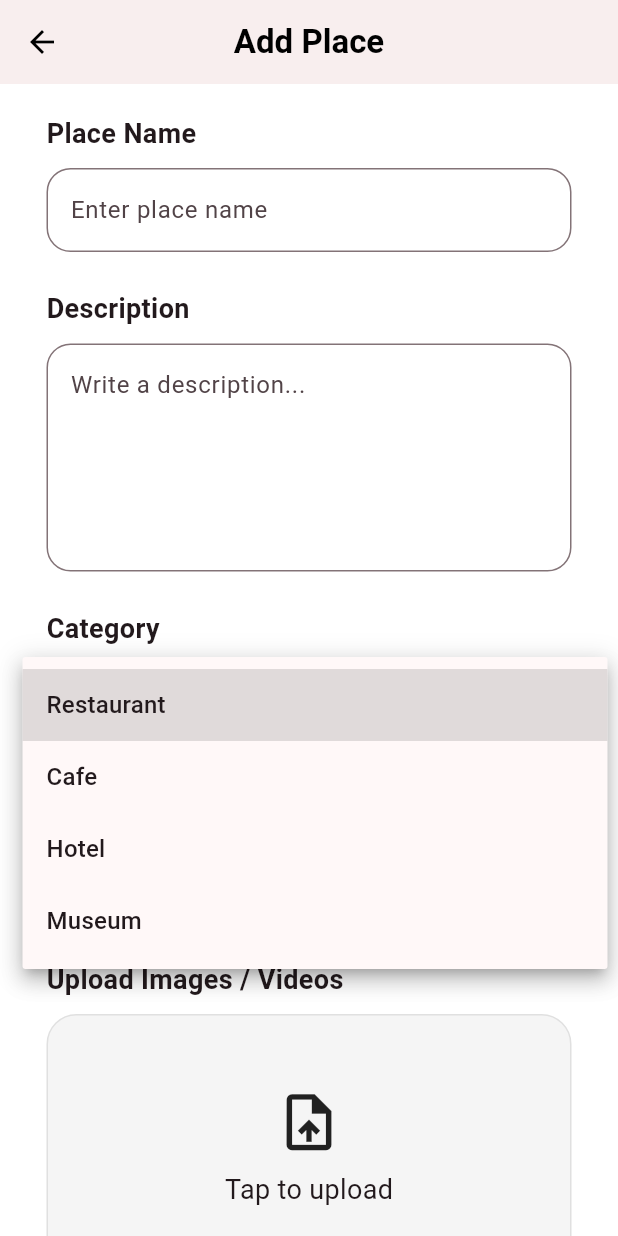
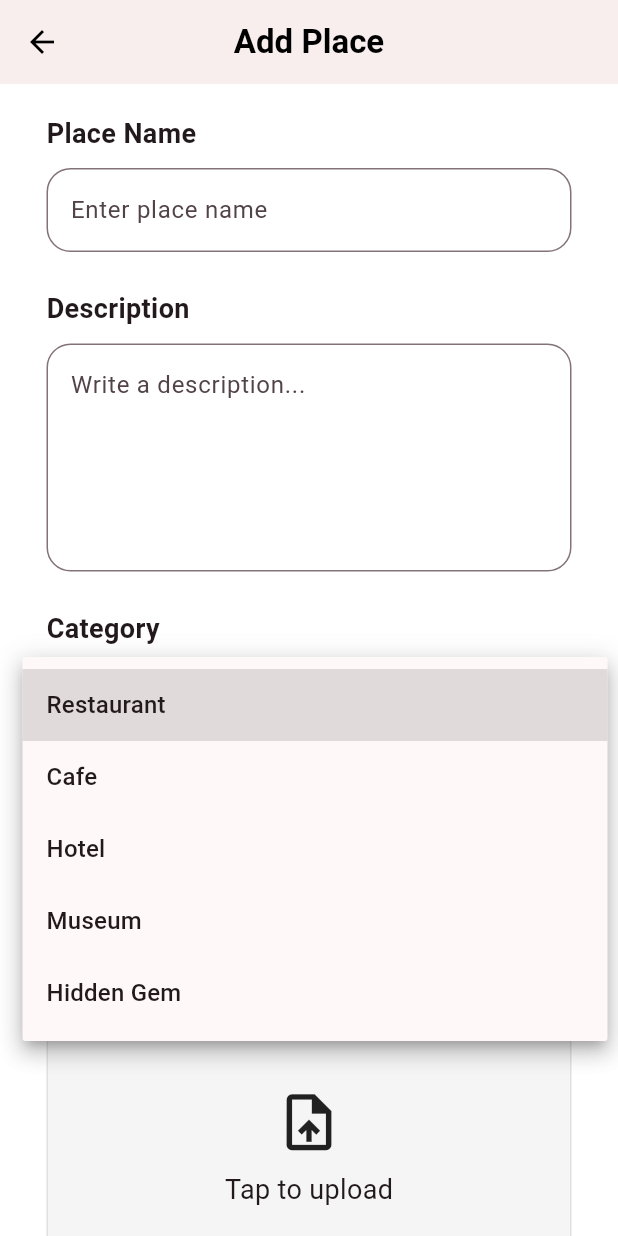
Before and after one commit to kiroreda963/LikeALocal, a Flutter app: the screen it shows after launch, after a tap on "Select category", on a phone screen of 412 x 824 dp. Run offline on Flutter 3.47's test engine with Material 3 defaults, Android fonts, the phone set to English and light mode, and no system bars; our stand-ins replace cloud_firestore, firebase_auth, firebase_core, flutter_map, geolocator, image_picker and 1 more; accounts and stored records are empty; Roboto replaces fonts that are missing (SF Pro Display).

Commit message:
Added real map and image upload to Add Place screen

```diff
--- a/lib/add_place/pages/add_place_page.dart
+++ b/lib/add_place/pages/add_place_page.dart
@@ -1,5 +1,11 @@
+import 'dart:typed_data';
+
 import 'package:flutter/material.dart';
 import 'package:cloud_firestore/cloud_firestore.dart';
+import 'package:image_picker/image_picker.dart';
+import 'package:geolocator/geolocator.dart';
+import 'package:flutter_map/flutter_map.dart';
+import 'package:latlong2/latlong.dart';
 
 class AddPlacePage extends StatefulWidget {
   const AddPlacePage({super.key});
@@ -9,45 +15,120 @@ class AddPlacePage extends StatefulWidget {
 }
 
 class _AddPlacePageState extends State<AddPlacePage> {
-  final TextEditingController placeNameController =
-      TextEditingController();
-
-  final TextEditingController descriptionController =
-      TextEditingController();
+  final TextEditingController placeNameController = TextEditingController();
+  final TextEditingController descriptionController = TextEditingController();
 
   String? selectedCategory;
   String? selectedPriceRange;
 
+  Uint8List? selectedImageBytes;
+  String? selectedImageName;
+
+  double? latitude;
+  double? longitude;
+
+  bool isLoading = false;
+
+  Future<void> pickImage() async {
+    final ImagePicker picker = ImagePicker();
+
+    final XFile? image = await picker.pickImage(source: ImageSource.gallery);
+
+    if (image == null) return;
+
+    final bytes = await image.readAsBytes();
+
+    setState(() {
+      selectedImageBytes = bytes;
+      selectedImageName = image.name;
+    });
+  }
+
+  Future<void> getCurrentLocation() async {
+    bool serviceEnabled;
+    LocationPermission permission;
+
+    serviceEnabled = await Geolocator.isLocationServiceEnabled();
+
+    if (!serviceEnabled) {
+      ScaffoldMessenger.of(context).showSnackBar(
+        const SnackBar(content: Text('Location services are disabled')),
+      );
+      return;
+    }
+
+    permission = await Geolocator.checkPermission();
+
+    if (permission == LocationPermission.denied) {
+      permission = await Geolocator.requestPermission();
+
+      if (permission == LocationPermission.denied) {
+        ScaffoldMessenger.of(context).showSnackBar(
+          const SnackBar(content: Text('Location permission denied')),
+        );
+        return;
+      }
+    }
+
+    if (permission == LocationPermission.deniedForever) {
+      ScaffoldMessenger.of(context).showSnackBar(
+        const SnackBar(
+          content: Text('Location permissions are permanently denied'),
+        ),
+      );
+      return;
+    }
+
+    Position position = await Geolocator.getCurrentPosition(
+      desiredAccuracy: LocationAccuracy.high,
+    );
+
+    setState(() {
+      latitude = position.latitude;
+      longitude = position.longitude;
+    });
+
+    ScaffoldMessenger.of(context).showSnackBar(
+      const SnackBar(content: Text('Location selected successfully')),
+    );
+  }
+
   Future<void> publishPlace() async {
     final placeName = placeNameController.text.trim();
-
     final description = descriptionController.text.trim();
 
     if (placeName.isEmpty ||
         description.isEmpty ||
         selectedCategory == null ||
-        selectedPriceRange == null) {
+        selectedPriceRange == null ||
+        latitude == null ||
+        longitude == null) {
       ScaffoldMessenger.of(context).showSnackBar(
         const SnackBar(
-          content: Text('Please fill all fields'),
+          content: Text('Please fill all fields and choose location'),
         ),
       );
-
       return;
     }
 
+    setState(() {
+      isLoading = true;
+    });
+
+    try {
       await FirebaseFirestore.instance.collection('places').add({
         'placeName': placeName,
         'description': description,
         'category': selectedCategory,
         'priceRange': selectedPriceRange,
+        'imageName': selectedImageName,
+        'latitude': latitude,
+        'longitude': longitude,
         'createdAt': FieldValue.serverTimestamp(),
       });
 
       ScaffoldMessenger.of(context).showSnackBar(
-      const SnackBar(
-        content: Text('Place published successfully'),
-      ),
+        const SnackBar(content: Text('Place published successfully')),
       );
 
       placeNameController.clear();
@@ -56,6 +137,19 @@ class _AddPlacePageState extends State<AddPlacePage> {
       setState(() {
         selectedCategory = null;
         selectedPriceRange = null;
+        selectedImageBytes = null;
+        selectedImageName = null;
+        latitude = null;
+        longitude = null;
+      });
+    } catch (e) {
+      ScaffoldMessenger.of(context).showSnackBar(
+        SnackBar(content: Text('Error publishing place: $e')),
+      );
+    }
+
+    setState(() {
+      isLoading = false;
     });
   }
 
@@ -68,62 +162,46 @@ class _AddPlacePageState extends State<AddPlacePage> {
 
   @override
   Widget build(BuildContext context) {
+    final hasLocation = latitude != null && longitude != null;
+
+    final LatLng mapCenter = hasLocation
+        ? LatLng(latitude!, longitude!)
+        : const LatLng(30.0444, 31.2357); // Cairo default
+
     return Scaffold(
       backgroundColor: Colors.white,
-
       appBar: AppBar(
         backgroundColor: const Color(0xFFF8EEEE),
         elevation: 0,
         centerTitle: true,
-
         leading: IconButton(
-          icon: const Icon(
-            Icons.arrow_back,
-            color: Colors.black,
-          ),
-
+          icon: const Icon(Icons.arrow_back, color: Colors.black),
           onPressed: () {
             Navigator.pop(context);
           },
         ),
-
         title: const Text(
           'Add Place',
-          style: TextStyle(
-            color: Colors.black,
-            fontWeight: FontWeight.w600,
+          style: TextStyle(color: Colors.black, fontWeight: FontWeight.w600),
         ),
       ),
-      ),
-
       body: Center(
         child: SizedBox(
           width: 390,
-
           child: SingleChildScrollView(
             padding: const EdgeInsets.all(20),
-
             child: Column(
               crossAxisAlignment: CrossAxisAlignment.start,
-
               children: [
-                /// PLACE NAME
                 const Text(
                   'Place Name',
-                  style: TextStyle(
-                    fontSize: 18,
-                    fontWeight: FontWeight.w600,
+                  style: TextStyle(fontSize: 18, fontWeight: FontWeight.w600),
                 ),
-                ),
-
                 const SizedBox(height: 10),
-
                 TextField(
                   controller: placeNameController,
-
                   decoration: InputDecoration(
                     hintText: 'Enter place name',
-
                     border: OutlineInputBorder(
                       borderRadius: BorderRadius.circular(16),
                     ),
@@ -132,24 +210,16 @@ class _AddPlacePageState extends State<AddPlacePage> {
 
                 const SizedBox(height: 25),
 
-                /// DESCRIPTION
                 const Text(
                   'Description',
-                  style: TextStyle(
-                    fontSize: 18,
-                    fontWeight: FontWeight.w600,
+                  style: TextStyle(fontSize: 18, fontWeight: FontWeight.w600),
                 ),
-                ),
-
                 const SizedBox(height: 10),
-
                 TextField(
                   controller: descriptionController,
                   maxLines: 5,
-
                   decoration: InputDecoration(
                     hintText: 'Write a description...',
-
                     border: OutlineInputBorder(
                       borderRadius: BorderRadius.circular(16),
                     ),
@@ -158,50 +228,32 @@ class _AddPlacePageState extends State<AddPlacePage> {
 
                 const SizedBox(height: 25),
 
-                /// CATEGORY
                 const Text(
                   'Category',
-                  style: TextStyle(
-                    fontSize: 18,
-                    fontWeight: FontWeight.w600,
+                  style: TextStyle(fontSize: 18, fontWeight: FontWeight.w600),
                 ),
-                ),
-
                 const SizedBox(height: 10),
-
                 DropdownButtonFormField<String>(
                   value: selectedCategory,
-
                   decoration: InputDecoration(
                     border: OutlineInputBorder(
                       borderRadius: BorderRadius.circular(16),
                     ),
                   ),
-
                   hint: const Text('Select category'),
-
                   items: const [
                     DropdownMenuItem(
                       value: 'Restaurant',
                       child: Text('Restaurant'),
                     ),
-
+                    DropdownMenuItem(value: 'Cafe', child: Text('Cafe')),
+                    DropdownMenuItem(value: 'Hotel', child: Text('Hotel')),
+                    DropdownMenuItem(value: 'Museum', child: Text('Museum')),
                     DropdownMenuItem(
-                      value: 'Cafe',
-                      child: Text('Cafe'),
-                    ),
-
-                    DropdownMenuItem(
-                      value: 'Hotel',
-                      child: Text('Hotel'),
-                    ),
-
-                    DropdownMenuItem(
-                      value: 'Museum',
-                      child: Text('Museum'),
+                      value: 'Hidden Gem',
+                      child: Text('Hidden Gem'),
                     ),
                   ],
-
                   onChanged: (value) {
                     setState(() {
                       selectedCategory = value;
@@ -211,45 +263,28 @@ class _AddPlacePageState extends State<AddPlacePage> {
 
                 const SizedBox(height: 25),
 
-                /// PRICE RANGE
                 const Text(
                   'Price Range',
-                  style: TextStyle(
-                    fontSize: 18,
-                    fontWeight: FontWeight.w600,
+                  style: TextStyle(fontSize: 18, fontWeight: FontWeight.w600),
                 ),
-                ),
-
                 const SizedBox(height: 10),
-
                 DropdownButtonFormField<String>(
                   value: selectedPriceRange,
-
                   decoration: InputDecoration(
                     border: OutlineInputBorder(
                       borderRadius: BorderRadius.circular(16),
                     ),
                   ),
-
                   hint: const Text('Select price range'),
-
                   items: const [
+                    DropdownMenuItem(value: '\$', child: Text('\$')),
+                    DropdownMenuItem(value: '\$\$', child: Text('\$\$')),
+                    DropdownMenuItem(value: '\$\$\$', child: Text('\$\$\$')),
                     DropdownMenuItem(
-                      value: '\$',
-                      child: Text('\$'),
-                    ),
-
-                    DropdownMenuItem(
-                      value: '\$\$',
-                      child: Text('\$\$'),
-                    ),
-
-                    DropdownMenuItem(
-                      value: '\$\$\$',
-                      child: Text('\$\$\$'),
+                      value: '\$\$\$\$',
+                      child: Text('\$\$\$\$'),
                     ),
                   ],
-
                   onChanged: (value) {
                     setState(() {
                       selectedPriceRange = value;
@@ -259,111 +294,158 @@ class _AddPlacePageState extends State<AddPlacePage> {
 
                 const SizedBox(height: 25),
 
-                /// UPLOAD
                 const Text(
                   'Upload Images / Videos',
-                  style: TextStyle(
-                    fontSize: 18,
-                    fontWeight: FontWeight.w600,
+                  style: TextStyle(fontSize: 18, fontWeight: FontWeight.w600),
                 ),
-                ),
-
                 const SizedBox(height: 10),
 
-                Container(
+                InkWell(
+                  onTap: pickImage,
+                  child: Container(
                     height: 180,
                     width: double.infinity,
-
                     decoration: BoxDecoration(
-                    border: Border.all(
-                      color: Colors.grey.shade300,
-                    ),
-
+                      border: Border.all(color: Colors.grey.shade300),
                       borderRadius: BorderRadius.circular(20),
-
                       color: Colors.grey.shade100,
                     ),
-
-                  child: const Column(
+                    child: selectedImageBytes == null
+                        ? const Column(
                             mainAxisAlignment: MainAxisAlignment.center,
-
                             children: [
-                      Icon(
-                        Icons.upload_file,
-                        size: 45,
-                      ),
-
+                              Icon(Icons.upload_file, size: 45),
                               SizedBox(height: 10),
-
                               Text(
                                 'Tap to upload',
                                 style: TextStyle(fontSize: 18),
                               ),
                             ],
+                          )
+                        : ClipRRect(
+                            borderRadius: BorderRadius.circular(20),
+                            child: Image.memory(
+                              selectedImageBytes!,
+                              fit: BoxFit.cover,
+                              width: double.infinity,
+                              height: double.infinity,
+                            ),
+                          ),
                   ),
                 ),
 
+                if (selectedImageName != null) ...[
+                  const SizedBox(height: 8),
+                  Text(
+                    selectedImageName!,
+                    style: const TextStyle(fontSize: 14, color: Colors.grey),
+                  ),
+                ],
+
                 const SizedBox(height: 25),
 
-                /// LOCATION
                 const Text(
-                  'Location',
-                  style: TextStyle(
-                    fontSize: 18,
-                    fontWeight: FontWeight.w600,
+                  'Location Picker',
+                  style: TextStyle(fontSize: 18, fontWeight: FontWeight.w600),
+                ),
+                const SizedBox(height: 10),
+
+                ClipRRect(
+                  borderRadius: BorderRadius.circular(20),
+                  child: SizedBox(
+                    height: 220,
+                    width: double.infinity,
+                    child: Stack(
+                      children: [
+                        FlutterMap(
+                          options: MapOptions(
+                            initialCenter: mapCenter,
+                            initialZoom: hasLocation ? 15 : 12,
+                            onTap: (tapPosition, point) {
+                              setState(() {
+                                latitude = point.latitude;
+                                longitude = point.longitude;
+                              });
+
+                              ScaffoldMessenger.of(context).showSnackBar(
+                                const SnackBar(
+                                  content: Text('Location pinned on map'),
+                                ),
+                              );
+                            },
+                          ),
+                          children: [
+                            TileLayer(
+                              urlTemplate:
+                                  'https://tile.openstreetmap.org/{z}/{x}/{y}.png',
+                              userAgentPackageName: 'com.example.likealocal',
+                            ),
+                            if (hasLocation)
+                              MarkerLayer(
+                                markers: [
+                                  Marker(
+                                    point: mapCenter,
+                                    width: 50,
+                                    height: 50,
+                                    child: const Icon(
+                                      Icons.location_on,
+                                      size: 45,
+                                      color: Color(0xFF8A4D61),
                                     ),
                                   ),
-
-                const SizedBox(height: 10),
-
-                Container(
-                  height: 180,
-                  width: double.infinity,
-
-                  decoration: BoxDecoration(
-                    borderRadius: BorderRadius.circular(20),
-
-                    color: Colors.grey.shade200,
+                                ],
+                              ),
+                          ],
                         ),
 
-                  child: const Column(
-                    mainAxisAlignment: MainAxisAlignment.center,
-
-                    children: [
-                      Icon(
-                        Icons.location_on,
-                        size: 45,
+                        Positioned(
+                          top: 10,
+                          right: 10,
+                          child: ElevatedButton.icon(
+                            onPressed: getCurrentLocation,
+                            icon: const Icon(Icons.my_location, size: 18),
+                            label: const Text('Use current'),
+                            style: ElevatedButton.styleFrom(
+                              backgroundColor: Colors.white,
+                              foregroundColor: const Color(0xFF8A4D61),
                             ),
-
-                      SizedBox(height: 10),
-
-                      Text(
-                        'Choose location on map',
-                        style: TextStyle(fontSize: 18),
+                          ),
                         ),
                       ],
                     ),
                   ),
+                ),
+
+                if (hasLocation) ...[
+                  const SizedBox(height: 8),
+                  Text(
+                    'Selected: ${latitude!.toStringAsFixed(5)}, ${longitude!.toStringAsFixed(5)}',
+                    style: const TextStyle(fontSize: 14, color: Colors.grey),
+                  ),
+                ] else ...[
+                  const SizedBox(height: 8),
+                  const Text(
+                    'Tap the map or use current location',
+                    style: TextStyle(fontSize: 14, color: Colors.grey),
+                  ),
+                ],
 
                 const SizedBox(height: 30),
 
-                /// BUTTON
                 SizedBox(
                   width: double.infinity,
                   height: 60,
-
                   child: ElevatedButton(
                     style: ElevatedButton.styleFrom(
                       backgroundColor: const Color(0xFFF8E6EA),
-
                       shape: RoundedRectangleBorder(
                         borderRadius: BorderRadius.circular(30),
                       ),
                     ),
-
-                    onPressed: publishPlace,
-
-                    child: const Text(
+                    onPressed: isLoading ? null : publishPlace,
+                    child: isLoading
+                        ? const CircularProgressIndicator()
+                        : const Text(
                             'Publish Place',
                             style: TextStyle(
                               fontSize: 20,
--- a/pubspec.yaml
+++ b/pubspec.yaml
@@ -38,6 +38,11 @@ dependencies:
   provider: ^6.1.5+1
   firebase_auth: ^6.4.0
   cloud_firestore: ^6.3.0
+  image_picker: ^1.2.2
+  firebase_storage: ^13.4.1
+  geolocator: ^14.0.2
+  flutter_map: ^8.3.0
+  latlong2: ^0.9.1
 
 dev_dependencies:
   flutter_test:
```
Also changed, not shown: pubspec.lock, 5 other files. Lines whose indentation alone changed are shown as unchanged.
